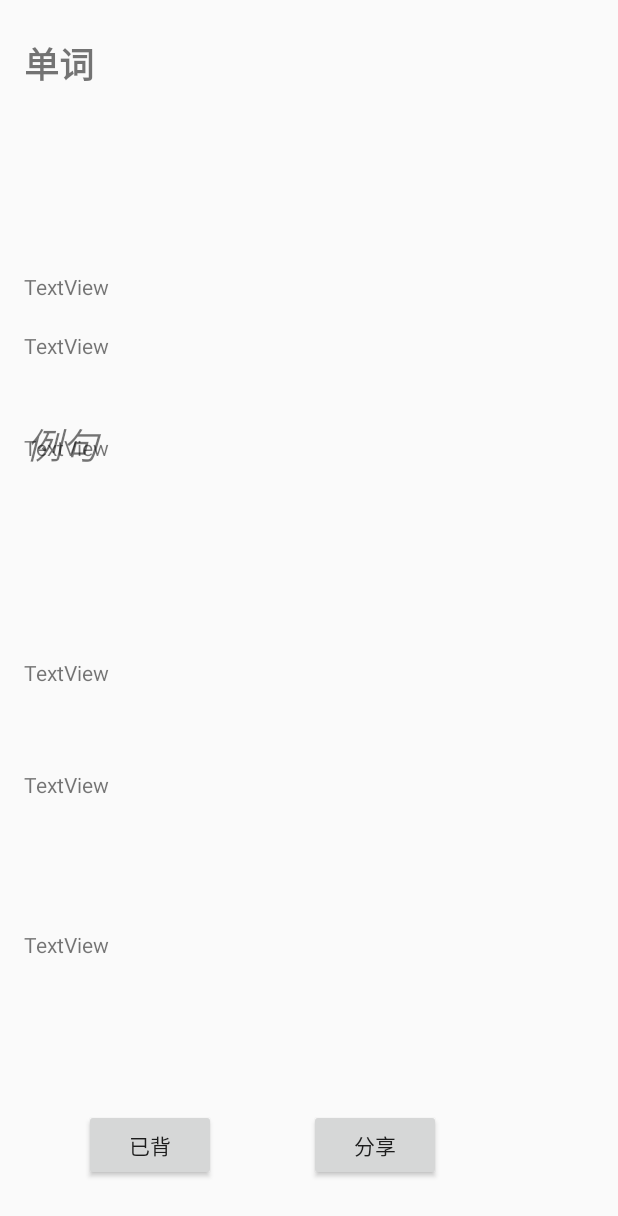
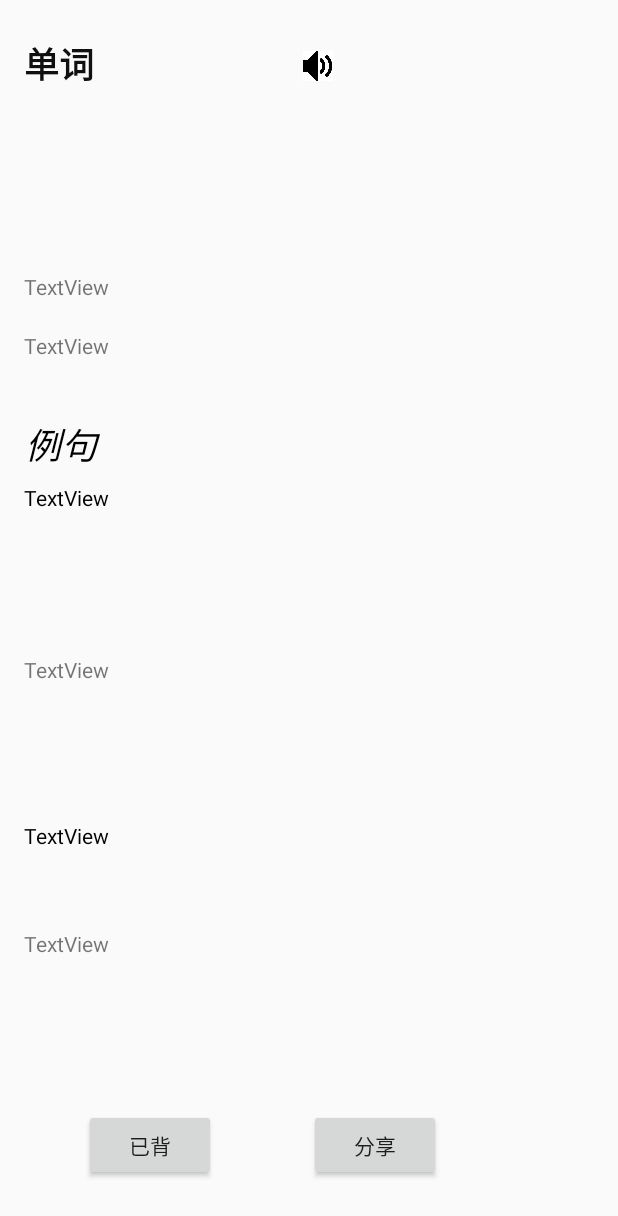
Before and after one commit to Dintion/RememberWords, an Android app: the layout activity_word_info.xml on its own in the app's theme, with its tools: preview values and no code run, on a phone screen of 412 x 824 dp. Shown: the top 1216 px of the screen. Run offline under Robolectric (Android 15) with nearby library versions, the phone set to English and light mode, and no system bars.

Commit message:
增加发音功能,需要联网。

```diff
--- a/app/src/main/java/com/liong/rememberwords/activity/WordsActivity.java
+++ b/app/src/main/java/com/liong/rememberwords/activity/WordsActivity.java
@@ -7,7 +7,6 @@ import android.database.Cursor;
 import android.database.sqlite.SQLiteDatabase;
 import android.database.sqlite.SQLiteOpenHelper;
 import android.os.Bundle;
-import android.os.Parcelable;
 import android.util.Log;
 import android.view.LayoutInflater;
 import android.view.View;
@@ -20,7 +19,6 @@ import android.widget.TextView;
 import androidx.appcompat.app.AppCompatActivity;
 
 import com.liong.rememberwords.R;
-import com.liong.rememberwords.dao.WordsDao;
 import com.liong.rememberwords.domain.Word;
 
 import java.util.ArrayList;
@@ -41,7 +39,6 @@ public class WordsActivity extends AppCompatActivity {
             @Override
             public void onItemClick(AdapterView<?> parent, View view, int position, long id) {
                 TextView word = view.findViewById(R.id.word);
-                Log.i(TAG, "onItemClick: " + position + word.getText().toString());
                 Intent intent = new Intent(WordsActivity.this, WordInfoActivity.class);
                 intent.putExtra("word", word.getText().toString());
                 startActivity(intent);
@@ -53,7 +50,7 @@ public class WordsActivity extends AppCompatActivity {
         String name = getIntent().getStringExtra("word");
         String selSql = "select * from word where englishWord like '%" + name + "%'";
         Log.i(TAG, "getWordList: " + selSql);
-        Cursor cursor = db.rawQuery(selSql, null);
+        @SuppressLint("Recycle") Cursor cursor = db.rawQuery(selSql, null);
         ArrayList<Word> wordList = new ArrayList<>();
         while (cursor.moveToNext()) {
             Word Word = new Word();
--- a/app/src/main/java/com/liong/rememberwords/dao/UserDao.java
+++ b/app/src/main/java/com/liong/rememberwords/dao/UserDao.java
@@ -21,7 +21,7 @@ public class UserDao {
         if (cursor.moveToNext()) {
             id = "" + cursor.getInt(0);
         }
-        return id;
+       return id;
     }
 
 }
--- a/app/src/main/java/com/liong/rememberwords/dao/WordsDao.java
+++ b/app/src/main/java/com/liong/rememberwords/dao/WordsDao.java
@@ -32,4 +32,9 @@ public class WordsDao {
         }
         return word;
     }
+
+    public void updateIsRember(String word) {
+        String sql="update word set isrember =1 where englishWord=?";
+        this.database.execSQL(sql,new String[]{word});
+    }
 }
--- a/app/src/main/res/layout/activity_word_info.xml
+++ b/app/src/main/res/layout/activity_word_info.xml
@@ -25,7 +25,7 @@
         android:layout_width="wrap_content"
         android:layout_height="wrap_content"
         android:orientation="vertical"
-        app:layout_constraintGuide_begin="312dp" />
+        app:layout_constraintGuide_begin="180dp" />
 
     <androidx.constraintlayout.widget.Guideline
         android:id="@+id/guideline12"
@@ -40,6 +40,7 @@
         android:layout_height="36dp"
         android:gravity="center_vertical"
         android:text="单词"
+        android:textColor="#101010"
         android:textSize="23dp"
         android:textStyle="bold"
         app:layout_constraintBottom_toTopOf="@+id/guideline10"
@@ -47,7 +48,9 @@
         app:layout_constraintHorizontal_bias="0.0"
         app:layout_constraintStart_toStartOf="@+id/guideline12"
         app:layout_constraintTop_toTopOf="@+id/guideline9"
-        app:layout_constraintVertical_bias="1.0" />
+        app:layout_constraintVertical_bias="1.0"
+        android:onClick="sound"
+        />
 
     <androidx.constraintlayout.widget.Guideline
         android:id="@+id/guideline13"
@@ -88,6 +91,7 @@
         android:layout_width="77dp"
         android:layout_height="30dp"
         android:text="例句"
+        android:textColor="#000"
         android:textSize="24sp"
         android:textStyle="italic"
         app:layout_constraintBottom_toTopOf="@+id/guideline16"
@@ -125,9 +129,12 @@
 
     <TextView
         android:id="@+id/e1"
-        android:layout_width="394dp"
-        android:layout_height="88dp"
+        android:layout_width="385dp"
+        android:layout_height="86dp"
+        android:gravity="center_vertical"
         android:text="TextView"
+        android:textColor="#000"
+
         app:layout_constraintBottom_toTopOf="@+id/guideline17"
         app:layout_constraintEnd_toEndOf="parent"
         app:layout_constraintHorizontal_bias="0.0"
@@ -144,8 +151,8 @@
 
     <TextView
         android:id="@+id/c1"
-        android:layout_width="395dp"
-        android:layout_height="93dp"
+        android:layout_width="384dp"
+        android:layout_height="96dp"
         android:text="TextView"
         app:layout_constraintBottom_toTopOf="@+id/guideline18"
         app:layout_constraintEnd_toEndOf="parent"
@@ -156,9 +163,11 @@
 
     <TextView
         android:id="@+id/e2"
-        android:layout_width="392dp"
-        android:layout_height="87dp"
+        android:layout_width="382dp"
+        android:layout_height="84dp"
+        android:gravity="center_vertical"
         android:text="TextView"
+        android:textColor="#000"
         app:layout_constraintBottom_toTopOf="@+id/guideline19"
         app:layout_constraintEnd_toEndOf="parent"
         app:layout_constraintHorizontal_bias="0.0"
@@ -168,8 +177,8 @@
 
     <TextView
         android:id="@+id/c2"
-        android:layout_width="394dp"
-        android:layout_height="91dp"
+        android:layout_width="385dp"
+        android:layout_height="92dp"
         android:text="TextView"
         app:layout_constraintBottom_toTopOf="@+id/guideline21"
         app:layout_constraintEnd_toEndOf="parent"
@@ -195,7 +204,8 @@
         app:layout_constraintBottom_toBottomOf="parent"
         app:layout_constraintStart_toStartOf="parent"
         app:layout_constraintTop_toTopOf="@+id/guideline21"
-        app:layout_constraintVertical_bias="0.437" />
+        app:layout_constraintVertical_bias="0.437"
+        android:onClick="backed"/>
 
     <Button
         android:id="@+id/share"
@@ -209,4 +219,23 @@
         app:layout_constraintTop_toTopOf="@+id/guideline21"
         app:layout_constraintVertical_bias="0.437" />
 
+    <androidx.constraintlayout.widget.Guideline
+        android:id="@+id/guideline15"
+        android:layout_width="wrap_content"
+        android:layout_height="wrap_content"
+        android:orientation="vertical"
+        app:layout_constraintGuide_end="-9dp" />
+
+    <ImageView
+        android:id="@+id/imageView2"
+        android:layout_width="63dp"
+        android:layout_height="20dp"
+        app:layout_constraintBottom_toTopOf="@+id/guideline10"
+        app:layout_constraintEnd_toEndOf="parent"
+        app:layout_constraintHorizontal_bias="0.0"
+        app:layout_constraintStart_toStartOf="@+id/guideline11"
+        app:layout_constraintTop_toTopOf="@+id/guideline9"
+        app:srcCompat="@drawable/xlb"
+        android:onClick="sound"/>
+
 </androidx.constraintlayout.widget.ConstraintLayout>
--- /dev/null
+++ b/app/src/main/res/xml/network_security_config.xml
@@ -0,0 +1,4 @@
+<?xml version="1.0" encoding="utf-8"?>
+<network-security-config>
+    <base-config cleartextTrafficPermitted="true" />
+</network-security-config>
```
Also changed, not shown: app/src/main/AndroidManifest.xml (+13 -2 lines), app/src/main/java/com/liong/rememberwords/activity/CRUDActivity.java (+7 -9 lines), app/src/main/java/com/liong/rememberwords/activity/ListFragment.java (deleted, +0 -35 lines), app/src/main/java/com/liong/rememberwords/activity/MainActivity.java (+5 -5 lines), app/src/main/java/com/liong/rememberwords/activity/RegisterActivity.java (+10 -2 lines), app/src/main/java/com/liong/rememberwords/activity/WordInfoActivity.java (+32 -6 lines), app/src/main/java/com/liong/rememberwords/dao/Dao.java (+5 -2 lines), app/src/main/java/com/liong/rememberwords/dao/ReadShare.java (+26 -0 lines), app/src/main/java/com/liong/rememberwords/dao/UserInfoDao.java (+6 -3 lines), app/src/main/java/com/liong/rememberwords/service/SoundIntentService.java (added, +99 -0 lines), app/src/main/res/layout/fragment_list.xml (deleted, +0 -18 lines), app/src/main/res/layout/item_list_layout.xml (+16 -19 lines), app/src/main/res/drawable/xlb.jpg (added), 1 other file.
